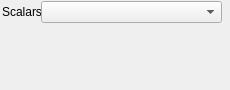
This is SIMPLVtkLib/Visualization/VisualFilterWidgets/UI_Files/VSThresholdFilterWidget.ui in tplatt77/SIMPLVtkLib as Qt 5 draws it before an edit. The edited form follows.
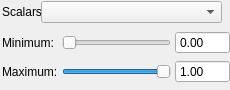
This is the edited form.

Commit message: Updated the VSThresholdFilter and merged VSThresholdFilterWidget and VSThresholdWidget as nothing was being interface with the vtkRenderWindowInteractor.

Diff of the .ui file:
```diff
--- a/SIMPLVtkLib/Visualization/VisualFilterWidgets/UI_Files/VSThresholdFilterWidget.ui
+++ b/SIMPLVtkLib/Visualization/VisualFilterWidgets/UI_Files/VSThresholdFilterWidget.ui
@@ -82,6 +82,83 @@
        <height>60</height>
       </size>
      </property>
+     <layout class="QGridLayout" name="gridLayout_2">
+      <property name="leftMargin">
+       <number>1</number>
+      </property>
+      <property name="topMargin">
+       <number>1</number>
+      </property>
+      <property name="rightMargin">
+       <number>1</number>
+      </property>
+      <property name="bottomMargin">
+       <number>1</number>
+      </property>
+      <property name="spacing">
+       <number>4</number>
+      </property>
+      <item row="0" column="0">
+       <widget class="QLabel" name="minLabel">
+        <property name="text">
+         <string>Minimum:</string>
+        </property>
+       </widget>
+      </item>
+      <item row="0" column="1">
+       <widget class="QSlider" name="minSlider">
+        <property name="maximum">
+         <number>1000</number>
+        </property>
+        <property name="orientation">
+         <enum>Qt::Horizontal</enum>
+        </property>
+       </widget>
+      </item>
+      <item row="0" column="2">
+       <widget class="QDoubleSpinBox" name="minSpinBox">
+        <property name="buttonSymbols">
+         <enum>QAbstractSpinBox::NoButtons</enum>
+        </property>
+        <property name="maximum">
+         <double>1000.000000000000000</double>
+        </property>
+       </widget>
+      </item>
+      <item row="1" column="0">
+       <widget class="QLabel" name="maxLabel">
+        <property name="text">
+         <string>Maximum:</string>
+        </property>
+       </widget>
+      </item>
+      <item row="1" column="1">
+       <widget class="QSlider" name="maxSlider">
+        <property name="maximum">
+         <number>1000</number>
+        </property>
+        <property name="value">
+         <number>1000</number>
+        </property>
+        <property name="orientation">
+         <enum>Qt::Horizontal</enum>
+        </property>
+       </widget>
+      </item>
+      <item row="1" column="2">
+       <widget class="QDoubleSpinBox" name="maxSpinBox">
+        <property name="buttonSymbols">
+         <enum>QAbstractSpinBox::NoButtons</enum>
+        </property>
+        <property name="maximum">
+         <double>1000.000000000000000</double>
+        </property>
+        <property name="value">
+         <double>1.000000000000000</double>
+        </property>
+       </widget>
+      </item>
+     </layout>
     </widget>
    </item>
   </layout>
```
Left out of the diff: 4 changed lines with no effect on the pictures. The commit also changes 7 other files.
